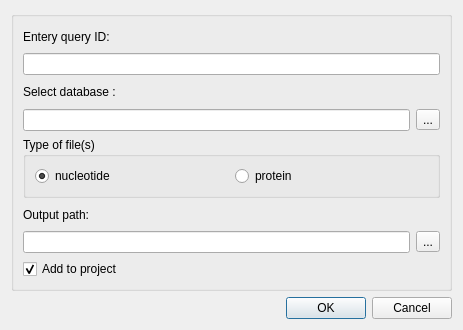
First picture: the form in src/plugins/external_tool_support/src/ui/BlastDBCmdDialog.ui, repository violethaze74/ugene, before the edit.
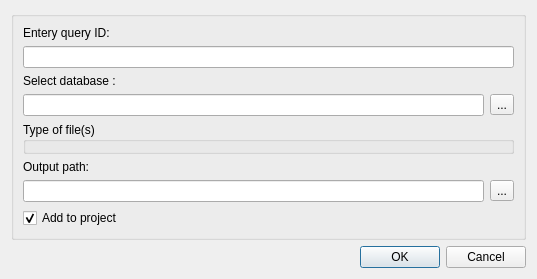
Second picture: the form after the edit.

```diff
--- a/src/plugins/external_tool_support/src/ui/BlastDBCmdDialog.ui
+++ b/src/plugins/external_tool_support/src/ui/BlastDBCmdDialog.ui
@@ -6,10 +6,16 @@
    <rect>
     <x>0</x>
     <y>0</y>
-    <width>463</width>
-    <height>330</height>
+    <width>537</width>
+    <height>279</height>
    </rect>
   </property>
+  <property name="minimumSize">
+   <size>
+    <width>537</width>
+    <height>279</height>
+   </size>
+  </property>
   <property name="maximumSize">
    <size>
     <width>16777215</width>
```
